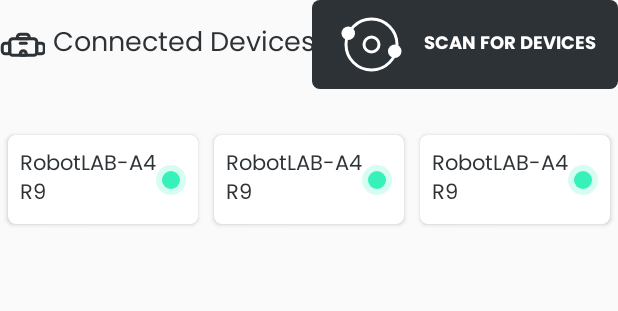
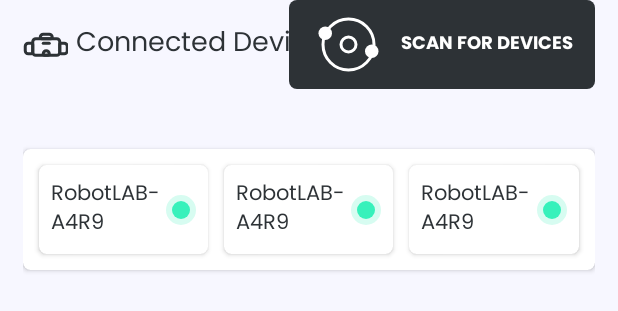
Before and after one commit to gafurcseku/VR-Expeditions-2, an Android app: the layout fragment_device_list.xml on its own in the app's theme, with its tools: preview values and no code run, on a phone screen of 412 x 824 dp. Shown: the top 311 px of the screen. Run offline under Robolectric (Android 15) with nearby library versions, the phone set to English and light mode, and no system bars.

Commit message:
added code

```diff
--- a/app/src/main/java/com/robotlab/expeditions2/activity/deviceList/StudentListFragment.java
+++ b/app/src/main/java/com/robotlab/expeditions2/activity/deviceList/StudentListFragment.java
@@ -41,10 +41,10 @@ public class StudentListFragment extends BaseFragment {
 
     @Override
     public View onCreateView(LayoutInflater inflater, ViewGroup container, Bundle savedInstanceState) {
-        binding.studentRecyclerView.setLayoutManager(new GridLayoutManager(context,3));
         viewModel.getStudent();
         viewModel.getStudentLiveData().observe(getViewLifecycleOwner(), item -> {
             adapter = new StudentAdapter(context,item);
+            binding.studentRecyclerView.setLayoutManager(new GridLayoutManager(context,3));
             binding.studentRecyclerView.setAdapter(adapter);
         } );
         return binding.getRoot();
--- /dev/null
+++ b/app/src/main/java/com/robotlab/expeditions2/activity/expeditionDetails/BackClick.java
@@ -0,0 +1,6 @@
+package com.robotlab.expeditions2.activity.expeditionDetails;
+
+public interface BackClick {
+
+    public void setDone(Boolean isComplete);
+}
--- a/app/src/main/res/layout/fragment_device_list.xml
+++ b/app/src/main/res/layout/fragment_device_list.xml
@@ -4,6 +4,9 @@
     xmlns:tools="http://schemas.android.com/tools"
     android:layout_width="match_parent"
     android:layout_height="match_parent"
+    android:background="@color/bg_color"
+    android:paddingLeft="@dimen/padding_15"
+    android:paddingRight="@dimen/padding_15"
     tools:context=".activity.deviceList.StudentListFragment">
 
     <androidx.appcompat.widget.AppCompatTextView
@@ -37,17 +40,25 @@
         app:layout_constraintEnd_toEndOf="parent"
         app:layout_constraintTop_toTopOf="parent" />
 
-    <androidx.recyclerview.widget.RecyclerView
-        android:id="@+id/studentRecyclerView"
-        android:layout_width="0dp"
-        android:layout_height="0dp"
+    <androidx.cardview.widget.CardView
+        android:layout_width="match_parent"
+        android:layout_height="wrap_content"
         android:layout_marginTop="@dimen/margin_40"
-        app:layoutManager="androidx.recyclerview.widget.GridLayoutManager"
-        app:layout_constraintBottom_toBottomOf="parent"
+        app:cardBackgroundColor="@android:color/white"
+        app:cardCornerRadius="@dimen/cornerRadius_5"
         app:layout_constraintEnd_toEndOf="parent"
         app:layout_constraintStart_toStartOf="parent"
-        app:layout_constraintTop_toBottomOf="@id/deviceTextView"
-        app:spanCount="3"
-        tools:listitem="@layout/student_list_layout" />
+        app:layout_constraintTop_toBottomOf="@id/deviceScanTextView">
+
+        <androidx.recyclerview.widget.RecyclerView
+            android:id="@+id/studentRecyclerView"
+            android:layout_width="match_parent"
+            android:layout_height="match_parent"
+            android:layout_margin="@dimen/margin_5"
+            app:layoutManager="androidx.recyclerview.widget.GridLayoutManager"
+            app:spanCount="3"
+            tools:listitem="@layout/student_list_layout" />
+    </androidx.cardview.widget.CardView>
+
 
 </androidx.constraintlayout.widget.ConstraintLayout>
--- a/app/src/main/res/layout/fragment_expedition_details.xml
+++ b/app/src/main/res/layout/fragment_expedition_details.xml
@@ -5,6 +5,7 @@
     android:layout_width="match_parent"
     android:layout_height="match_parent"
     android:paddingLeft="@dimen/margin_30"
+    android:background="@color/bg_color"
     tools:context=".activity.expeditionDetails.ExpeditionDetailsFragment">
 
     <androidx.appcompat.widget.LinearLayoutCompat
@@ -21,6 +22,7 @@
         app:layout_constraintTop_toTopOf="parent">
 
         <androidx.appcompat.widget.AppCompatImageView
+            android:id="@+id/backImageView"
             android:layout_width="wrap_content"
             android:layout_height="wrap_content"
             android:src="@drawable/ic_arrow_back_24" />
@@ -102,7 +104,8 @@
                     android:layout_height="200dp"
                     android:adjustViewBounds="true"
                     android:scaleType="centerCrop"
-                    android:src="@drawable/sample_image"
+                    android:src="@drawable/detail_image_bg"
+                    android:background="@drawable/sample_image"
                     app:layout_constraintEnd_toEndOf="parent"
                     app:layout_constraintStart_toStartOf="parent"
                     app:layout_constraintTop_toTopOf="parent" />
--- a/app/src/main/res/layout/fragment_my_expedition.xml
+++ b/app/src/main/res/layout/fragment_my_expedition.xml
@@ -11,7 +11,8 @@
         android:layout_width="wrap_content"
         android:layout_height="wrap_content"
         android:adjustViewBounds="true"
-        android:src="@drawable/ic_icon_categorie_details"
+        android:layout_marginLeft="@dimen/margin_5"
+        android:src="@drawable/ic_icon_categorie_favorite"
         app:layout_constraintLeft_toLeftOf="parent"
         app:layout_constraintTop_toTopOf="parent" />
 
@@ -20,7 +21,7 @@
         android:layout_width="wrap_content"
         android:layout_height="wrap_content"
         android:layout_marginLeft="@dimen/margin_8"
-        android:text="ALL EXPEDITIONs"
+        android:text="MY EXPEDITIONS"
         android:textAllCaps="true"
         app:layout_constraintBottom_toBottomOf="@+id/categories_icon_ImageView"
         app:layout_constraintStart_toEndOf="@id/categories_icon_ImageView"
@@ -32,6 +33,7 @@
         android:layout_height="wrap_content"
         android:adjustViewBounds="true"
         android:src="@drawable/ic_icon_filter"
+        android:layout_marginRight="@dimen/margin_40"
         app:layout_constraintRight_toRightOf="parent"
         app:layout_constraintTop_toTopOf="parent" />
 
--- a/app/src/main/res/layout/student_list_layout.xml
+++ b/app/src/main/res/layout/student_list_layout.xml
@@ -11,7 +11,7 @@
     <androidx.constraintlayout.widget.ConstraintLayout
         android:layout_width="match_parent"
         android:layout_margin="@dimen/margin_8"
-        android:layout_height="match_parent">
+        android:layout_height="wrap_content">
 
         <androidx.appcompat.widget.AppCompatTextView
             android:id="@+id/nameTextView"
```
Also changed, not shown: app/src/main/java/com/robotlab/expeditions2/activity/MainFragment/MainFragment.java (+16 -6 lines), app/src/main/java/com/robotlab/expeditions2/activity/MyExpedition/MyExpeditionAdapter.java (+11 -1 lines), app/src/main/java/com/robotlab/expeditions2/activity/MyExpedition/MyExpeditionFragment.java (+19 -2 lines), app/src/main/java/com/robotlab/expeditions2/activity/expeditionDetails/ExpeditionDetailsFragment.java (+27 -1 lines), app/src/main/java/com/robotlab/expeditions2/activity/main/MainActivity.java (+26 -6 lines), app/src/main/res/drawable/detail_image_bg.xml (added, +20 -0 lines), app/src/main/res/layout/lesson_list_layout.xml (+12 -4 lines), app/src/main/res/layout/my_expedition_list_layout.xml (+21 -12 lines).
